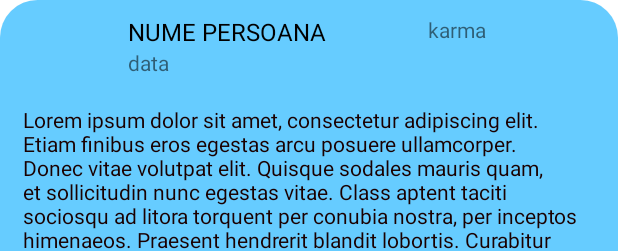
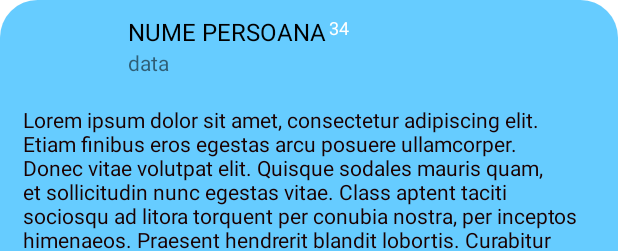
Before and after one commit to marcgr9/PassTogether, an Android app: the layout card_test.xml on its own in the app's theme, with its tools: preview values and no code run, on a phone screen of 412 x 824 dp. Shown: the top 251 px of the screen. Run offline under Robolectric (Android 15) with nearby library versions, the phone set to English and light mode, and no system bars.

Commit message:
karma shown with colors

```diff
--- a/app/src/main/java/ro/htv/utils/Utils.kt
+++ b/app/src/main/java/ro/htv/utils/Utils.kt
@@ -16,7 +16,8 @@ object Utils {
     }
     const val PICK_IMAGE_RC = 13
 
-    fun convertFromUnix(unix: String): String = SimpleDateFormat("dd-MM-yyyy HH:mm:ss").format(Date(unix.toLong() * 1000))
+    @JvmStatic
+    fun convertFromUnix(unix: String): String = SimpleDateFormat("HH:mm dd/MM/yyyy").format(Date(unix.toLong() * 1000))
 
     fun yearsSince(unix: String): String {
         val date = unix
--- a/app/src/main/res/layout/card_test.xml
+++ b/app/src/main/res/layout/card_test.xml
@@ -24,15 +24,20 @@
                 android:id="@+id/imagineUser"
                 android:layout_alignParentLeft="true"
                 android:layout_height="50dp"/>
+
             <TextView
-                android:layout_width="100dp"
                 android:id="@+id/karma"
-                android:text="karma"
+                android:layout_width="wrap_content"
                 android:layout_height="wrap_content"
-                android:layout_toRightOf="@id/numePersoana"/>
+                android:layout_marginStart="2dp"
+                android:textSize="12sp"
+                android:layout_toRightOf="@id/numePersoana"
+                android:gravity="top"
+                android:text="34"
+                android:textColor="#ffffff" />
 
             <com.google.android.material.textview.MaterialTextView
-                android:layout_width="200dp"
+                android:layout_width="wrap_content"
                 android:id="@+id/numePersoana"
                 android:layout_toRightOf="@+id/imagineUser"
                 android:layout_marginLeft="25dp"
--- a/app/src/main/res/values/colors.xml
+++ b/app/src/main/res/values/colors.xml
@@ -5,4 +5,8 @@
     <color name="colorAccent">#D81B60</color>
     <color name="red">#FF0000</color>
     <color name="main">#6b9fed</color>
+
+    <color name="lowKarma">#de9312</color>
+    <color name="mediumKarma">#832cd4</color>
+    <color name="highKarma">#c25581</color>
 </resources>
```
Also changed, not shown: app/src/main/java/ro/htv/AdapterList.java (+13 -3 lines), app/src/main/java/ro/htv/CometariiPostare.java (+9 -0 lines).
